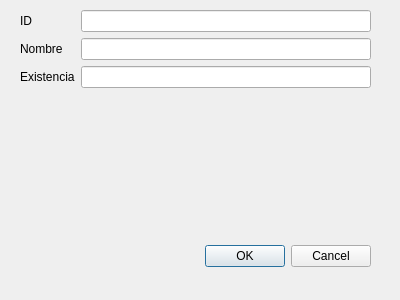
This is Tarea_4_Progra2/src/ui/addproduct.ui in SebMata/Tarea_4_Progra2 as Qt 5 draws it before an edit. The edited form follows.
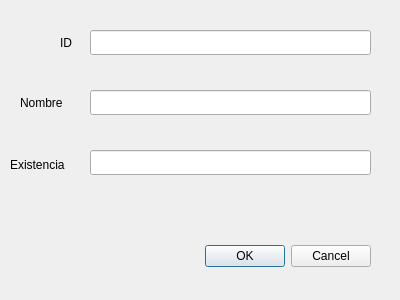
This is the edited form.

Patch:
```diff
--- a/Tarea_4_Progra2/src/ui/addproduct.ui
+++ b/Tarea_4_Progra2/src/ui/addproduct.ui
@@ -29,47 +29,74 @@
     <set>QDialogButtonBox::Cancel|QDialogButtonBox::Ok</set>
    </property>
   </widget>
-  <widget class="QWidget" name="formLayoutWidget">
+  <widget class="QLineEdit" name="lineExistenciaAgregar">
+   <property name="geometry">
+    <rect>
+     <x>90</x>
+     <y>150</y>
+     <width>281</width>
+     <height>25</height>
+    </rect>
+   </property>
+  </widget>
+  <widget class="QLabel" name="labelExistencia">
+   <property name="geometry">
+    <rect>
+     <x>10</x>
+     <y>150</y>
+     <width>69</width>
+     <height>29</height>
+    </rect>
+   </property>
+   <property name="text">
+    <string>Existencia</string>
+   </property>
+  </widget>
+  <widget class="QLabel" name="labelNombreProducto">
    <property name="geometry">
     <rect>
      <x>20</x>
-     <y>10</y>
-     <width>351</width>
-     <height>221</height>
+     <y>90</y>
+     <width>56</width>
+     <height>25</height>
     </rect>
    </property>
-   <layout class="QFormLayout" name="formLayout">
-    <item row="0" column="0">
-     <widget class="QLabel" name="labelID">
-      <property name="text">
-       <string>ID</string>
-      </property>
-     </widget>
-    </item>
-    <item row="0" column="1">
-     <widget class="QLineEdit" name="lineIdAgregar"/>
-    </item>
-    <item row="1" column="0">
-     <widget class="QLabel" name="labelNombreProducto">
-      <property name="text">
-       <string>Nombre</string>
-      </property>
-     </widget>
-    </item>
-    <item row="1" column="1">
-     <widget class="QLineEdit" name="lineNombreAgregar"/>
-    </item>
-    <item row="2" column="0">
-     <widget class="QLabel" name="labelExistencia">
-      <property name="text">
-       <string>Existencia</string>
-      </property>
-     </widget>
-    </item>
-    <item row="2" column="1">
-     <widget class="QLineEdit" name="lineExistenciaAgregar"/>
-    </item>
-   </layout>
+   <property name="text">
+    <string>Nombre</string>
+   </property>
+  </widget>
+  <widget class="QLineEdit" name="lineNombreAgregar">
+   <property name="geometry">
+    <rect>
+     <x>90</x>
+     <y>90</y>
+     <width>281</width>
+     <height>25</height>
+    </rect>
+   </property>
+  </widget>
+  <widget class="QLabel" name="labelID">
+   <property name="geometry">
+    <rect>
+     <x>60</x>
+     <y>30</y>
+     <width>15</width>
+     <height>25</height>
+    </rect>
+   </property>
+   <property name="text">
+    <string>ID</string>
+   </property>
+  </widget>
+  <widget class="QLineEdit" name="lineIdAgregar">
+   <property name="geometry">
+    <rect>
+     <x>90</x>
+     <y>30</y>
+     <width>281</width>
+     <height>25</height>
+    </rect>
+   </property>
   </widget>
  </widget>
  <resources/>
```
